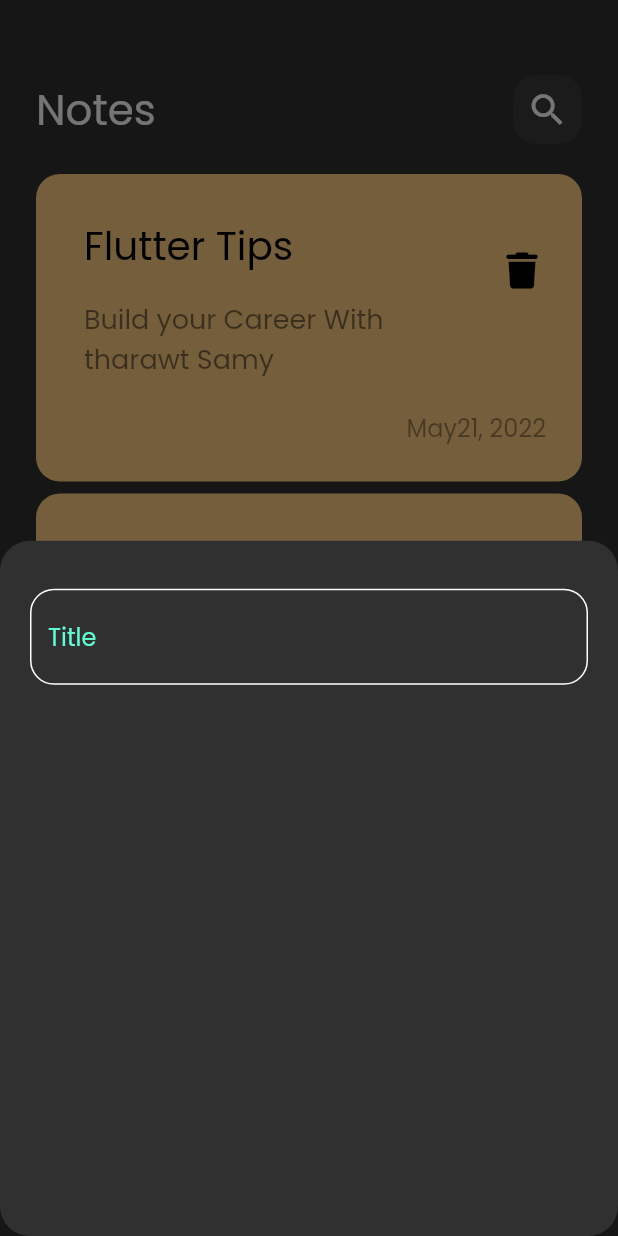
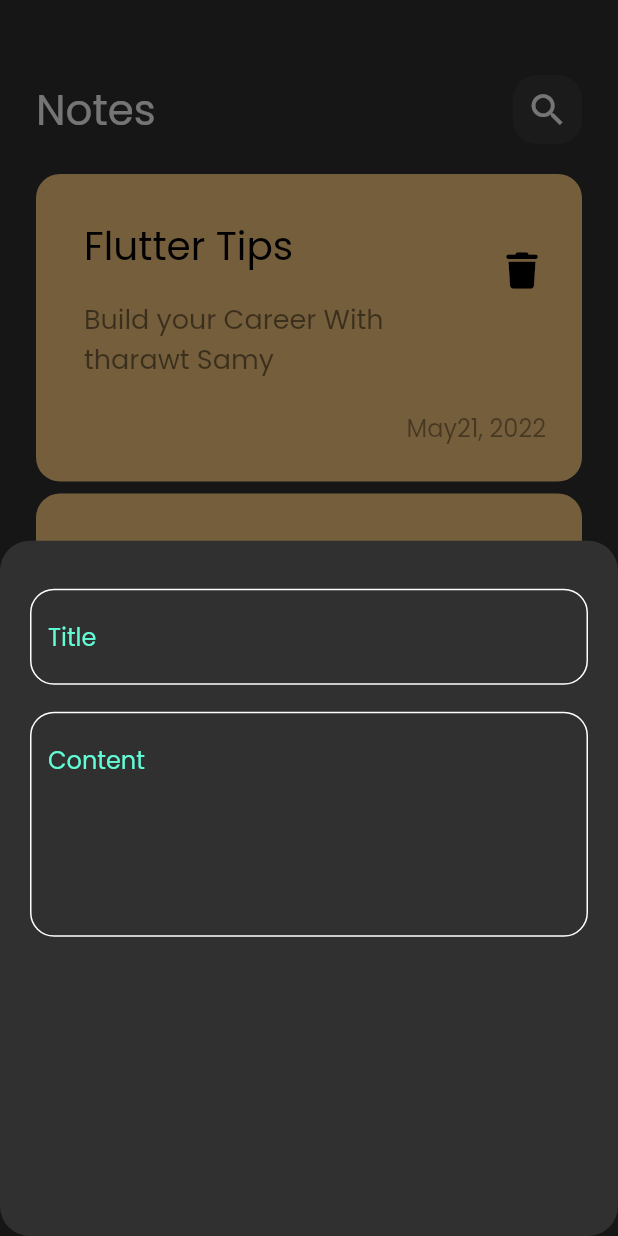
Before and after one commit to mohamed-seiam/notes_app, a Flutter app: the screen it shows after launch, after a tap on an icon or button, on a phone screen of 412 x 824 dp. Run offline on Flutter 3.47's test engine with Material 2 defaults, Android fonts, the phone set to English and light mode, and no system bars; our stand-ins replace font_awesome_flutter.

Commit message:
Add fields to BottomSheet

```diff
--- a/lib/views/widgets/custom_modal_bottom_sheet.dart
+++ b/lib/views/widgets/custom_modal_bottom_sheet.dart
@@ -10,9 +10,11 @@ class CustomBottomSheet extends StatelessWidget {
     return  Padding(
       padding:const EdgeInsets.symmetric(horizontal: 20),
       child: Column(
-        children: [
+        children: const [
           SizedBox(height: 32,),
-          CustomTextField(),
+          CustomTextField(hintText: 'Title',),
+          SizedBox(height: 18.0,),
+          CustomTextField(hintText: 'Content',mxLines: 5,),
         ],
       ),
     );
--- a/lib/views/widgets/custom_text_field.dart
+++ b/lib/views/widgets/custom_text_field.dart
@@ -2,14 +2,16 @@ import 'package:flutter/material.dart';
 import 'package:notes_app/constant.dart';
 
 class CustomTextField extends StatelessWidget {
-  const CustomTextField({Key? key}) : super(key: key);
-
+  const CustomTextField({Key? key, required this.hintText,this.mxLines = 1}) : super(key: key);
+  final String hintText ;
+  final int mxLines ;
   @override
   Widget build(BuildContext context) {
     return TextField(
       cursorColor: kPrimaryColor,
+      maxLines: mxLines,
       decoration: InputDecoration(
-        hintText: 'Title',
+        hintText: hintText,
           hintStyle: const TextStyle(
             color: kPrimaryColor,
           ),
```
